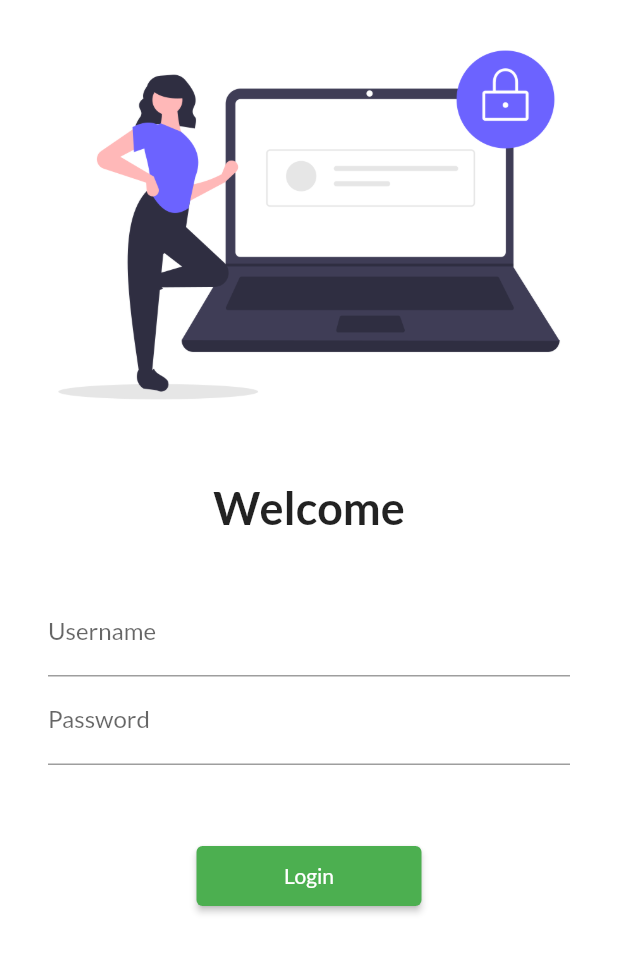
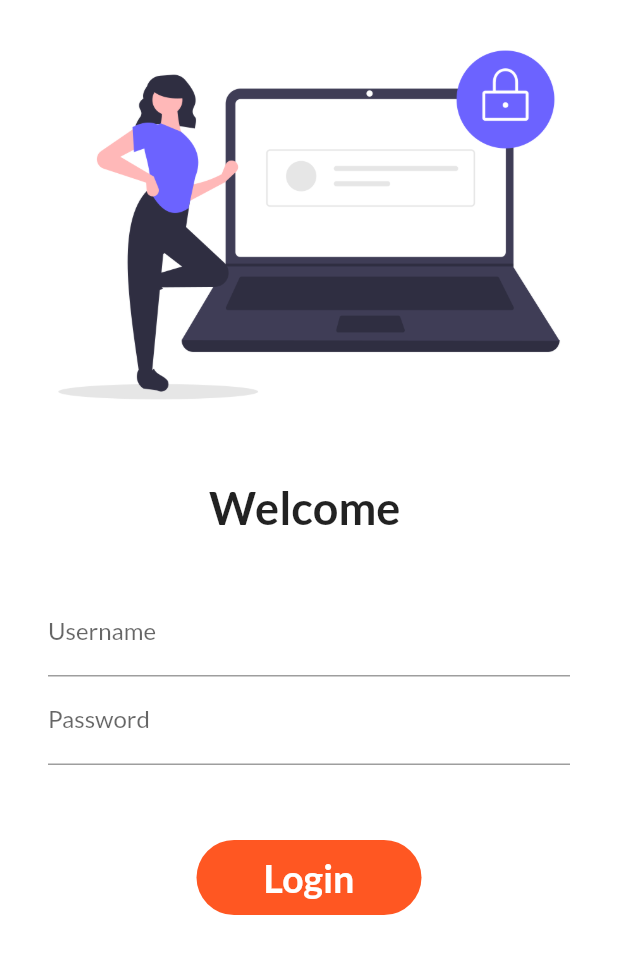
Before and after one commit to HarshChudasma/beginforflutter, a Flutter app: the screen it shows after launch, on a phone screen of 412 x 824 dp. Shown: the top 954 px of the screen. Run offline on Flutter 3.47's test engine with Material 2 defaults, Android fonts, the phone set to English and light mode, and no system bars; our stand-ins replace google_fonts.

Commit message:
day6 completed

```diff
--- a/lib/pages/login_page.dart
+++ b/lib/pages/login_page.dart
@@ -3,7 +3,14 @@
 import 'package:flutter/material.dart';
 import 'package:flutter_demo1/utils/routes.dart';
 
-class LoginPage extends StatelessWidget {
+class LoginPage extends StatefulWidget {
+  @override
+  _LoginPageState createState() => _LoginPageState();
+}
+
+class _LoginPageState extends State<LoginPage> {
+  String name = "";
+  bool changedButton = false;
   @override
   Widget build(BuildContext context) {
     return Material(
@@ -18,7 +25,7 @@ class LoginPage extends StatelessWidget {
             SizedBox(
               height: 20.0,
             ),
-            Text("Welcome",
+            Text("Welcome $name",
               style: TextStyle(
                 fontSize: 30,
                 fontWeight: FontWeight.bold,
@@ -37,6 +44,10 @@ class LoginPage extends StatelessWidget {
                         hintText: "Enter username",
                         labelText: "Username",
                       ),
+                      onChanged: (value){
+                        name = value;
+                        setState(() {});
+                      },
                     ),
                     TextFormField(
                       obscureText: true,
@@ -48,13 +59,40 @@ class LoginPage extends StatelessWidget {
                     SizedBox(
                       height: 50.0,
                     ),
-                    ElevatedButton(
-                      child: Text("Login"),
-                      style: TextButton.styleFrom(minimumSize: Size(150, 40)),
-                      onPressed: () {
+                    InkWell(
+                      onTap: () async {
+                        setState(() {
+                          changedButton = true;
+                        });
+                        await Future.delayed(Duration(seconds: 1));
                         Navigator.pushNamed(context, MyRoutes.homeRoute);
                       },
+                      child: AnimatedContainer(
+                        duration: Duration(seconds: 1),
+                        width: changedButton? 50 : 150,
+                        height: 50,
+                        alignment: Alignment.center,
+                        child: changedButton?Icon(Icons.done,color: Colors.white,) : Text(
+                            "Login",
+                            style: TextStyle(color: Colors.white,
+                            fontWeight: FontWeight.bold,
+                            fontSize: 25.0
+                          ),
+                        ),
+                        decoration: BoxDecoration(
+                          color: Colors.deepOrange,
+                          borderRadius: BorderRadius.circular(50)
+                        ),
+                      ),
                     ),
+
+                    // ElevatedButton(
+                    //   child: Text("Login"),
+                    //   style: TextButton.styleFrom(minimumSize: Size(150, 40)),
+                    //   onPressed: () {
+                    //     Navigator.pushNamed(context, MyRoutes.homeRoute);
+                    //   },
+                    // ),
                   ],
                 ),
               ),
```
